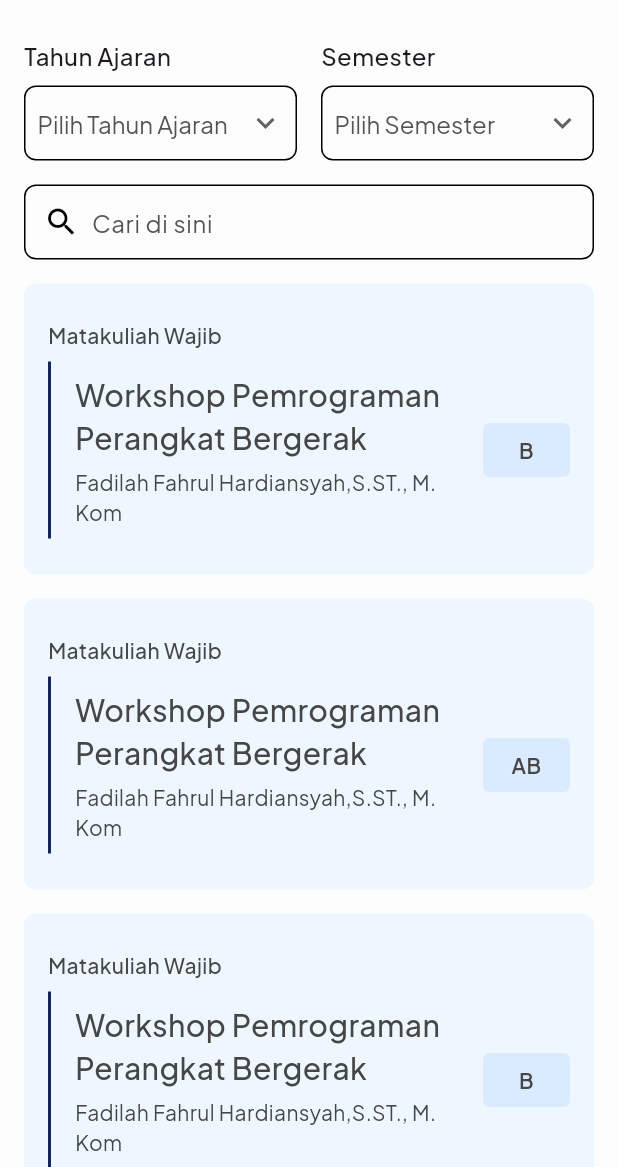
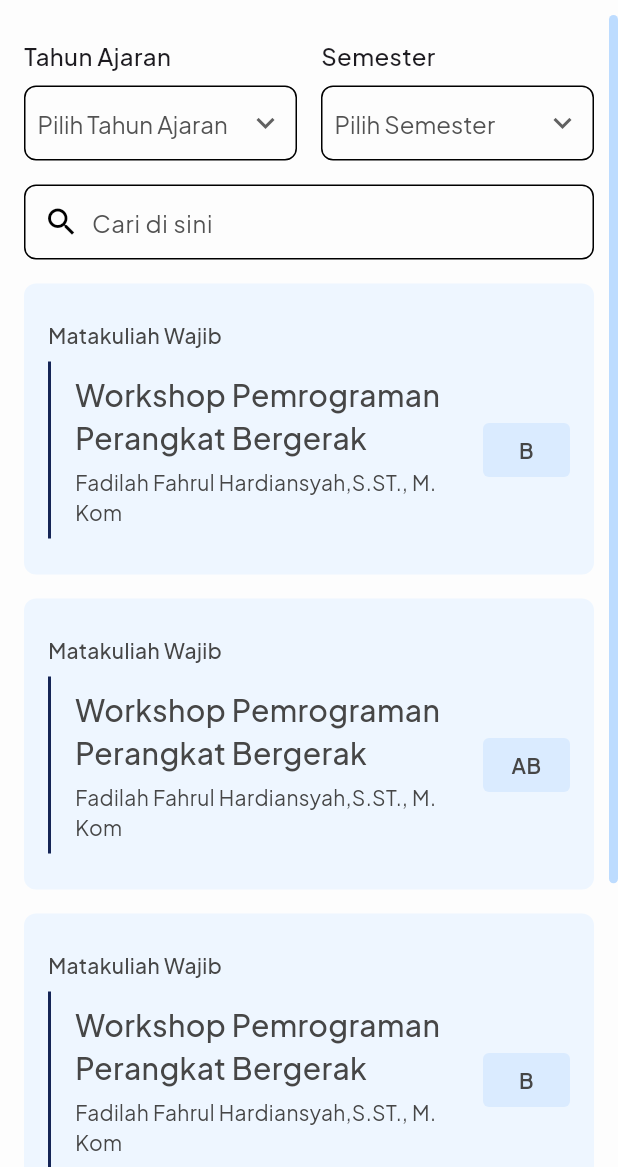
Before and after one commit to TriviumAkademika/siakad_trivium_mobile, a Flutter app: the Nilai screen opened directly, on a phone screen of 412 x 824 dp, the part 69-1236 px from its top. Run offline on Flutter 3.47's test engine with Material 3 defaults, Android fonts, the phone set to English and light mode, and no system bars; our stand-ins replace google_fonts.

Commit message:
update: scrollbar

```diff
--- a/lib/views/nilai/nilai.dart
+++ b/lib/views/nilai/nilai.dart
@@ -14,23 +14,13 @@ class Nilai extends StatefulWidget {
 }
 
 class _NilaiState extends State<Nilai> {
-  final ScrollController _scrollController = ScrollController();
-
-  @override
-  void dispose() {
-    _scrollController.dispose(); // Mencegah memory leak
-    super.dispose();
-  }
-
   @override
   Widget build(BuildContext context) {
     return Scaffold(
       backgroundColor: bgColor,
       appBar: CustomNavbar(title: 'Kartu Hasil Studi'),
       body: CustomScrollbar(
-        controller: _scrollController,
         child: SingleChildScrollView(
-          controller: _scrollController,
           padding: const EdgeInsets.all(16),
           child: Column(
             crossAxisAlignment: CrossAxisAlignment.start,
--- a/lib/views/widgets/custom_scrollbar.dart
+++ b/lib/views/widgets/custom_scrollbar.dart
@@ -3,23 +3,19 @@ import 'package:siakad_trivium/style.dart';
 
 class CustomScrollbar extends StatelessWidget {
   final Widget child;
-  final ScrollController controller;
 
   const CustomScrollbar({
     Key? key,
     required this.child,
-    required this.controller,
   }) : super(key: key);
 
   @override
   Widget build(BuildContext context) {
     return RawScrollbar(
-      controller: controller,
-      thumbColor: brand200, // Warna scrollbar
-      radius: const Radius.circular(8), // Rounded scrollbar
+      thumbColor: brand200,
+      radius: const Radius.circular(8),
       thickness: 6.0,
-      thumbVisibility: false, // Selalu muncul
-      trackVisibility: false, // Background scrollbar
+      thumbVisibility: true, // scrollbar selalu kelihatan
       child: child,
     );
   }
```
Also changed, not shown: lib/views/jadwal/jadwal.dart (+0 -7 lines), lib/views/news/news_detail.dart (+7 -4 lines).
